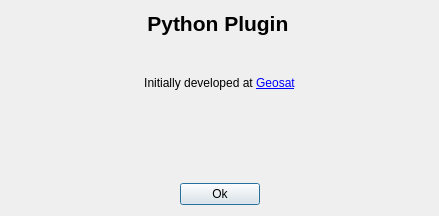
Before: the Qt Designer form src/Ui/AboutDialog.ui in tmontaigu/CloudCompare-PythonRuntime, drawn with Qt 5.
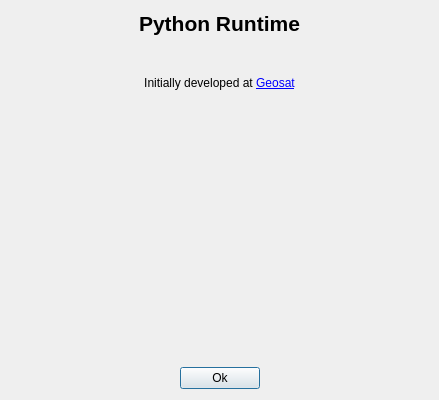
After: the same form once the commit is applied. Icons and pictures are not drawn.

Commit message: Rename to PythonRuntime

The edit to the form file:
```diff
--- a/src/Ui/AboutDialog.ui
+++ b/src/Ui/AboutDialog.ui
@@ -7,7 +7,7 @@
     <x>0</x>
     <y>0</y>
     <width>439</width>
-    <height>216</height>
+    <height>400</height>
    </rect>
   </property>
   <property name="sizePolicy">
@@ -25,9 +25,7 @@
      <item>
       <widget class="QLabel" name="mainLabel">
        <property name="text">
-        <string>&lt;html&gt;&lt;head/&gt;&lt;body&gt;&lt;p align=&quot;center&quot;&gt;&lt;span
-         style=&quot; font-size:16pt; font-weight:600;&quot;&gt;Python Plugin&lt;/span&gt;&lt;/p&gt;&lt;/body&gt;&lt;/html&gt;
-        </string>
+        <string>&lt;html&gt;&lt;head/&gt;&lt;body&gt;&lt;p align=&quot;center&quot;&gt;&lt;span style=&quot; font-size:16pt; font-weight:600;&quot;&gt;Python Runtime&lt;/span&gt;&lt;/p&gt;&lt;/body&gt;&lt;/html&gt;</string>
        </property>
       </widget>
      </item>
```
Left out of the diff: 2 changed lines with no effect on the pictures. The commit also changes 135 other files.
